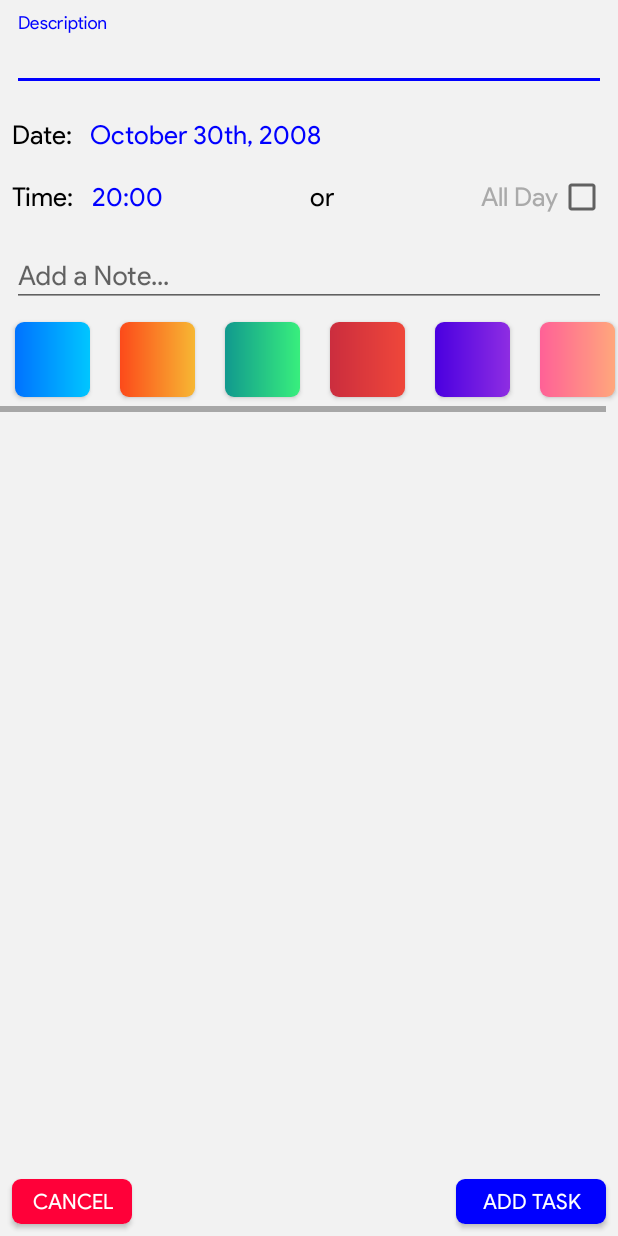
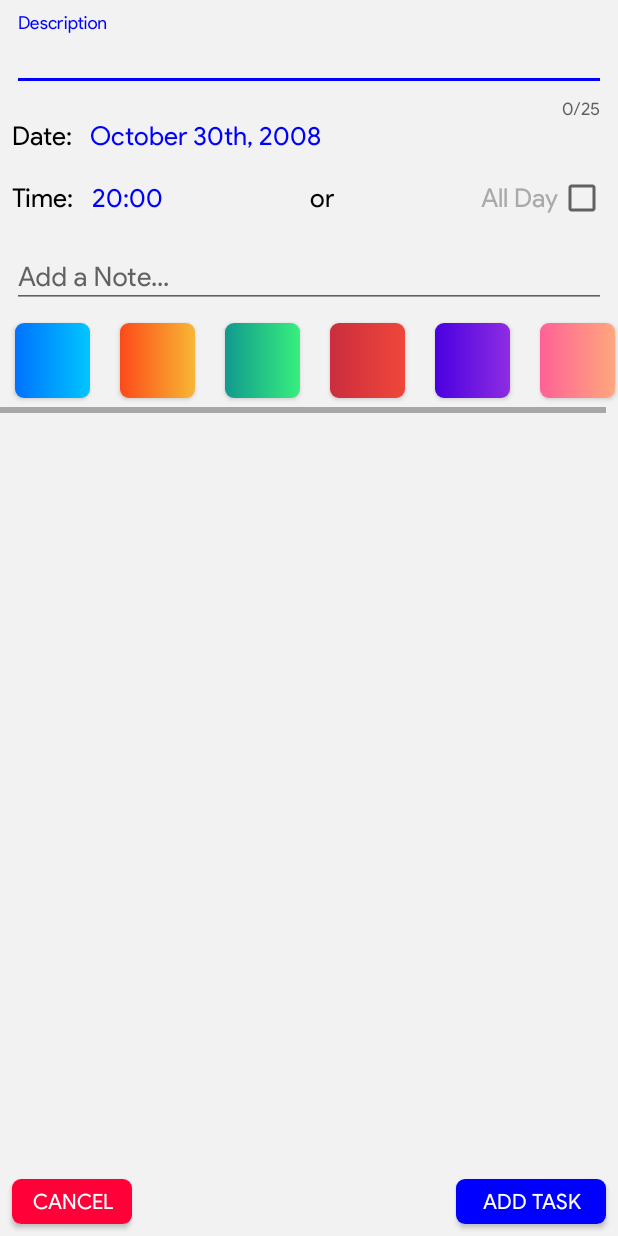
Before and after one commit to anton25360/Cascade-android, an Android app: the layout popup.xml on its own in the app's theme, with its tools: preview values and no code run, on a phone screen of 412 x 824 dp. Run offline under Robolectric (Android 15) with nearby library versions, the phone set to English and light mode, and no system bars.

Commit message:
added character limit for reminder titles. (25 max.)

```diff
--- a/app/src/main/java/anton25360/github/com/cascade2/Popups/PopupFragment.java
+++ b/app/src/main/java/anton25360/github/com/cascade2/Popups/PopupFragment.java
@@ -171,6 +171,7 @@ public class PopupFragment extends FragmentActivity implements DatePickerDialog.
 
         if (descValidate.isEmpty()) {
             desc.setError("Field can't be empty");
+
         } else {
             addItem(); //adds the card to the main screen (and db)
             finish(); //closes popup
--- a/app/src/main/res/drawable/gradient_blue.xml
+++ b/app/src/main/res/drawable/gradient_blue.xml
@@ -7,4 +7,5 @@
         android:angle="0" />
 
     <corners android:radius="6dp" />
+
 </shape>
--- a/app/src/main/res/layout/popup.xml
+++ b/app/src/main/res/layout/popup.xml
@@ -16,6 +16,8 @@
         android:layout_marginStart="8dp"
         android:layout_marginTop="8dp"
         app:errorEnabled="true"
+        app:counterEnabled="true"
+        app:counterMaxLength="25"
         app:layout_constraintEnd_toEndOf="parent"
         app:layout_constraintStart_toStartOf="parent"
         app:layout_constraintTop_toTopOf="parent">
@@ -24,6 +26,7 @@
             android:layout_width="match_parent"
             android:layout_height="match_parent"
             android:hint="Description"
+            android:maxLength="25"
             android:inputType="text" />
 
     </android.support.design.widget.TextInputLayout><!--desc input-->
--- a/app/src/main/res/values/colors.xml
+++ b/app/src/main/res/values/colors.xml
@@ -12,6 +12,10 @@
     <color name="Silver">#C0C0C0</color>
     <color name="SilverLight">#f2f2f2</color>
     <color name="dark">#000D1E</color>
+
+    <color name="error_color">#C62828</color> // Error color (Red 800)
+    <color name="hint_color_active">#00897B</color> // Active label color (Teal 600)
+    <color name="hint_color_inactive">#9E9E9E</color> // Inactive label / Hint (Grey 500)
 
     <color name="bright_pink">#FF007F</color>
     <color name="red">#FF0000</color>
--- a/app/src/main/res/values/styles.xml
+++ b/app/src/main/res/values/styles.xml
@@ -21,4 +21,5 @@
         <item name="android:windowCloseOnTouchOutside">true</item>
     </style>
 
+
 </resources>
```
Also changed, not shown: app/src/main/java/anton25360/github/com/cascade2/MainActivity.java (+1 -10 lines).
